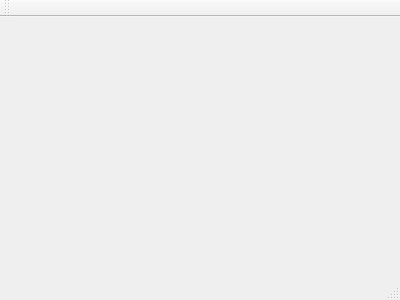
Old version of the form mainwindow.ui in the repository mszymanski90/MusicPlayerLinux.
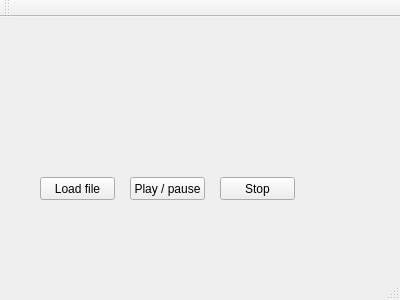
New version of the form.

The edit to the form file:
```diff
--- a/mainwindow.ui
+++ b/mainwindow.ui
@@ -12,13 +12,68 @@
   <property name="windowTitle" >
    <string>MainWindow</string>
   </property>
-  <widget class="QMenuBar" name="menuBar" />
-  <widget class="QToolBar" name="mainToolBar" />
-  <widget class="QWidget" name="centralWidget" />
-  <widget class="QStatusBar" name="statusBar" />
+  <widget class="QWidget" name="centralWidget">
+   <widget class="QPushButton" name="loadFileBt">
+    <property name="geometry">
+     <rect>
+      <x>40</x>
+      <y>160</y>
+      <width>75</width>
+      <height>23</height>
+     </rect>
+    </property>
+    <property name="text">
+     <string>Load file</string>
+    </property>
+   </widget>
+   <widget class="QPushButton" name="playPauseBt">
+    <property name="geometry">
+     <rect>
+      <x>130</x>
+      <y>160</y>
+      <width>75</width>
+      <height>23</height>
+     </rect>
+    </property>
+    <property name="text">
+     <string>Play / pause</string>
+    </property>
+   </widget>
+   <widget class="QPushButton" name="stopBt">
+    <property name="geometry">
+     <rect>
+      <x>220</x>
+      <y>160</y>
+      <width>75</width>
+      <height>23</height>
+     </rect>
+    </property>
+    <property name="text">
+     <string>Stop</string>
+    </property>
+   </widget>
+  </widget>
+  <widget class="QMenuBar" name="menuBar">
+   <property name="geometry">
+    <rect>
+     <x>0</x>
+     <y>0</y>
+     <width>400</width>
+     <height>21</height>
+    </rect>
+   </property>
+  </widget>
+  <widget class="QToolBar" name="mainToolBar">
+   <attribute name="toolBarArea">
+    <enum>TopToolBarArea</enum>
+   </attribute>
+   <attribute name="toolBarBreak">
+    <bool>false</bool>
+   </attribute>
+  </widget>
+  <widget class="QStatusBar" name="statusBar"/>
  </widget>
- <layoutDefault spacing="6" margin="11" />
- <pixmapfunction></pixmapfunction>
+ <layoutdefault spacing="6" margin="11"/>
  <resources/>
  <connections/>
 </ui>
```
Left out of the diff: 7 changed lines with no effect on the pictures.
